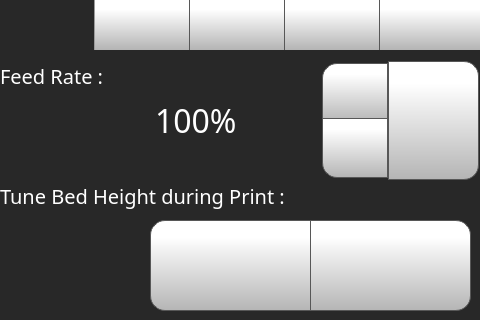
Qt form octoprint_Julia2018ExtendedTouchUI/mainGUI.ui (FracktalWorks/Julia2018ExtendedTouchUI) before a commit.
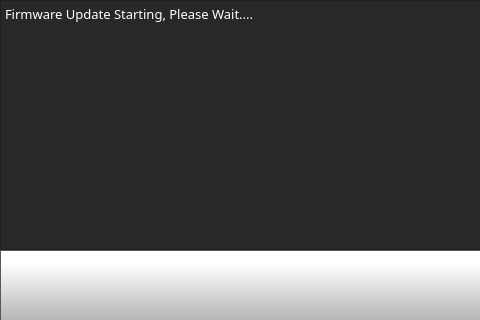
The same form after that commit. Icons and pictures are not drawn.

Commit message: Added firmware updater logic

Diff of the .ui file:
```diff
--- a/octoprint_Julia2018ExtendedTouchUI/mainGUI.ui
+++ b/octoprint_Julia2018ExtendedTouchUI/mainGUI.ui
@@ -173,7 +173,7 @@
 background-color: rgb(40, 40, 40);</string>
     </property>
     <property name="currentIndex">
-     <number>28</number>
+     <number>13</number>
     </property>
     <widget class="QWidget" name="loadingPage">
      <widget class="QLabel" name="LoadingLabel">
@@ -4148,6 +4148,159 @@
       </property>
      </widget>
     </widget>
+    <widget class="QWidget" name="firmwareUpdateProgressPage">
+     <widget class="QTextEdit" name="firmwareUpdateLog">
+      <property name="geometry">
+       <rect>
+        <x>0</x>
+        <y>0</y>
+        <width>481</width>
+        <height>250</height>
+       </rect>
+      </property>
+      <property name="font">
+       <font>
+        <family>Gotham</family>
+        <pointsize>12</pointsize>
+       </font>
+      </property>
+      <property name="styleSheet">
+       <string notr="true">QTextEdit{
+background-color:  rgb(40, 40, 40);
+font-color: white;
+color: rgb(255, 255, 255);
+}
+
+
+QScrollBar:vertical {
+ border: 1px solid black; 
+border-radius: 5px;
+background: rgb(40,40,40);
+width: 30px;
+}
+
+/* Sets up the color and height of handle */
+QScrollBar::handle:vertical {
+border-radius: 5px;
+background: qlineargradient(spread:pad, x1:0, y1:1, x2:0, y2:0.188, stop:0 rgba(180, 180, 180, 255), stop:1 rgba(255, 255, 255, 255));
+min-height: 20px;
+}
+
+
+
+
+/* This remvoes the bottom button by setting the height to 0px */
+QScrollBar::add-line:vertical {
+height: 0px;
+subcontrol-position: bottom;
+subcontrol-origin: margin;
+}
+
+/* This remvoes the top button by setting the height to 0px */
+QScrollBar::sub-line:vertical {
+height: 0px;
+subcontrol-position: top;
+subcontrol-origin: margin;
+}
+
+/*
+QScrollBar::up-arrow:vertical, QScrollBar::down-arrow:vertical {
+border: 2px solid grey;
+width: 5px;
+height: 5px;
+background: white;
+}
+
+
+/* need this to get rid of crosshatching on scrollbar background */
+QScrollBar::add-page:vertical, QScrollBar::sub-page:vertical {
+background: none;
+}
+</string>
+      </property>
+      <property name="readOnly">
+       <bool>true</bool>
+      </property>
+      <property name="html">
+       <string>&lt;!DOCTYPE HTML PUBLIC &quot;-//W3C//DTD HTML 4.0//EN&quot; &quot;http://www.w3.org/TR/REC-html40/strict.dtd&quot;&gt;
+&lt;html&gt;&lt;head&gt;&lt;meta name=&quot;qrichtext&quot; content=&quot;1&quot; /&gt;&lt;style type=&quot;text/css&quot;&gt;
+p, li { white-space: pre-wrap; }
+&lt;/style&gt;&lt;/head&gt;&lt;body style=&quot; font-family:'Gotham'; font-size:12pt; font-weight:400; font-style:normal;&quot;&gt;
+&lt;p style=&quot; margin-top:0px; margin-bottom:0px; margin-left:0px; margin-right:0px; -qt-block-indent:0; text-indent:0px;&quot;&gt;&lt;span style=&quot; font-size:10pt;&quot;&gt;Firmware Update Starting, Please Wait....&lt;/span&gt;&lt;/p&gt;&lt;/body&gt;&lt;/html&gt;</string>
+      </property>
+     </widget>
+     <widget class="QPushButton" name="firmwareUpdateBackButton">
+      <property name="enabled">
+       <bool>false</bool>
+      </property>
+      <property name="geometry">
+       <rect>
+        <x>0</x>
+        <y>250</y>
+        <width>481</width>
+        <height>71</height>
+       </rect>
+      </property>
+      <property name="minimumSize">
+       <size>
+        <width>0</width>
+        <height>0</height>
+       </size>
+      </property>
+      <property name="font">
+       <font>
+        <family>Gotham Light</family>
+        <pointsize>9</pointsize>
+       </font>
+      </property>
+      <property name="styleSheet">
+       <string notr="true">QPushButton {
+     border: 1px solid rgb(87, 87, 87);
+	background-color: qlineargradient(spread:pad, x1:0, y1:1, x2:0, y2:0.188, stop:0 rgba(180, 180, 180, 255), stop:1 rgba(255, 255, 255, 255));
+
+
+}
+
+QPushButton:pressed {
+    background-color: qlineargradient(x1: 0, y1: 0, x2: 0, y2: 1,
+                                      stop: 0 #dadbde, stop: 1 #f6f7fa);
+}
+
+QPushButton:flat {
+    border: none; /* no border for a flat push button */
+}
+
+QPushButton:default {
+    border-color: navy; /* make the default button prominent */
+}</string>
+      </property>
+      <property name="text">
+       <string/>
+      </property>
+      <property name="icon">
+       <iconset>
+        <normaloff>templates/img/arrows-4.png</normaloff>templates/img/arrows-4.png</iconset>
+      </property>
+      <property name="iconSize">
+       <size>
+        <width>50</width>
+        <height>50</height>
+       </size>
+      </property>
+      <property name="checkable">
+       <bool>false</bool>
+      </property>
+      <property name="autoDefault">
+       <bool>false</bool>
+      </property>
+      <property name="default">
+       <bool>false</bool>
+      </property>
+      <property name="flat">
+       <bool>false</bool>
+      </property>
+     </widget>
+    </widget>
     <widget class="QWidget" name="calibratePage">
      <widget class="QLabel" name="calibrateLabel">
       <property name="geometry">
```
The commit also changes 12 other files.
